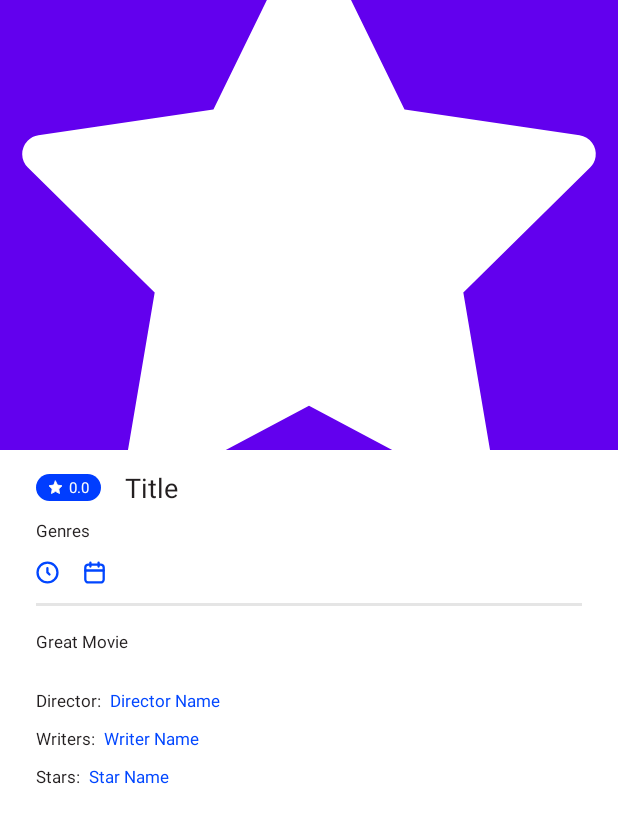
After one commit to berkakbas/movie-lister, an Android app: the layout activity_movie_details.xml on its own in the app's theme, with its tools: preview values and no code run, on a phone screen of 412 x 824 dp. The commit adds this screen. Shown: the top 823 px of the screen. Run offline under Robolectric (Android 15) with nearby library versions, the phone set to English and light mode, and no system bars.

Commit message:
movie details screen implemented

```diff
--- a/app/src/main/AndroidManifest.xml
+++ b/app/src/main/AndroidManifest.xml
@@ -18,6 +18,9 @@
         android:usesCleartextTraffic="true"
         tools:targetApi="31">
         <activity
+            android:name=".MovieDetailsActivity"
+            android:exported="false" />
+        <activity
             android:name=".main.MainActivity"
             android:exported="true">
             <intent-filter>
--- /dev/null
+++ b/app/src/main/java/com/example/movielister/movies/MovieDetailsActivity.kt
@@ -0,0 +1,17 @@
+package com.example.movielister.movies
+
+import androidx.appcompat.app.AppCompatActivity
+import android.os.Bundle
+import com.example.movielister.databinding.ActivityMainBinding
+import com.example.movielister.databinding.ActivityMovieDetailsBinding
+
+class MovieDetailsActivity : AppCompatActivity() {
+    private lateinit var binding: ActivityMovieDetailsBinding
+
+    override fun onCreate(savedInstanceState: Bundle?) {
+        super.onCreate(savedInstanceState)
+
+        binding = ActivityMovieDetailsBinding.inflate(layoutInflater)
+        setContentView(binding.root)
+    }
+}
--- /dev/null
+++ b/app/src/main/res/drawable/ic_clock_blue.xml
@@ -0,0 +1,22 @@
+<vector xmlns:android="http://schemas.android.com/apk/res/android"
+    android:width="15dp"
+    android:height="15dp"
+    android:viewportWidth="15"
+    android:viewportHeight="15">
+    <path
+        android:pathData="M7.5,7.5m-6.5,0a6.5,6.5 0,1 1,13 0a6.5,6.5 0,1 1,-13 0"
+        android:strokeLineJoin="round"
+        android:strokeWidth="1.5"
+        android:fillColor="#FFF"
+        android:fillType="evenOdd"
+        android:strokeColor="#0146FF"
+        android:strokeLineCap="round"/>
+    <path
+        android:pathData="M7.434,4.677L7.434,7.434 8.813,8.813"
+        android:strokeLineJoin="round"
+        android:strokeWidth="1.5"
+        android:fillColor="#FFF"
+        android:fillType="evenOdd"
+        android:strokeColor="#0146FF"
+        android:strokeLineCap="round"/>
+</vector>
--- /dev/null
+++ b/app/src/main/res/layout/activity_movie_details.xml
@@ -0,0 +1,224 @@
+<?xml version="1.0" encoding="utf-8"?>
+<androidx.coordinatorlayout.widget.CoordinatorLayout xmlns:android="http://schemas.android.com/apk/res/android"
+    xmlns:app="http://schemas.android.com/apk/res-auto"
+    xmlns:tools="http://schemas.android.com/tools"
+    android:layout_width="match_parent"
+    android:layout_height="match_parent"
+    android:fitsSystemWindows="true"
+    tools:context=".movies.MovieDetailsActivity">
+
+    <com.google.android.material.appbar.AppBarLayout
+        android:layout_width="match_parent"
+        android:layout_height="wrap_content"
+        android:fitsSystemWindows="true"
+        android:theme="@style/ThemeOverlay.AppCompat.Dark.ActionBar">
+
+        <com.google.android.material.appbar.CollapsingToolbarLayout
+            android:layout_width="match_parent"
+            android:layout_height="300dp"
+            app:contentScrim="@color/colorPrimary"
+            app:layout_scrollFlags="scroll|enterAlways|enterAlwaysCollapsed|snap"
+            app:toolbarId="@id/toolbar">
+
+            <androidx.appcompat.widget.AppCompatImageView
+                android:layout_width="match_parent"
+                android:layout_height="match_parent"
+                android:fitsSystemWindows="true"
+                android:scaleType="centerCrop"
+                android:src="@drawable/ic_star_white"
+                app:layout_collapseMode="parallax" />
+
+            <androidx.appcompat.widget.Toolbar
+                android:id="@+id/toolbar"
+                android:layout_width="match_parent"
+                android:layout_height="?attr/actionBarSize"
+                app:layout_collapseMode="pin"
+                app:popupTheme="@style/ThemeOverlay.AppCompat.Light" />
+
+        </com.google.android.material.appbar.CollapsingToolbarLayout>
+
+    </com.google.android.material.appbar.AppBarLayout>
+
+    <androidx.core.widget.NestedScrollView
+        android:layout_width="match_parent"
+        android:layout_height="match_parent"
+        app:layout_behavior="@string/appbar_scrolling_view_behavior">
+
+        <androidx.constraintlayout.widget.ConstraintLayout
+            android:layout_width="match_parent"
+            android:layout_height="wrap_content">
+
+            <androidx.appcompat.widget.AppCompatTextView
+                android:id="@+id/ratingText"
+                style="@style/SeriesRatingTextView"
+                android:layout_width="wrap_content"
+                android:layout_height="wrap_content"
+                android:layout_marginStart="24dp"
+                android:layout_marginTop="16dp"
+                android:text="0.0"
+                app:layout_constraintStart_toStartOf="parent"
+                app:layout_constraintTop_toTopOf="parent">
+
+            </androidx.appcompat.widget.AppCompatTextView>
+
+            <androidx.appcompat.widget.AppCompatTextView
+                android:id="@+id/movieTitle"
+                android:layout_width="wrap_content"
+                android:layout_height="wrap_content"
+                android:layout_marginStart="16dp"
+                android:text="Title"
+                android:textColor="@color/black"
+                android:textSize="18sp"
+                app:layout_constraintBottom_toBottomOf="@+id/ratingText"
+                app:layout_constraintStart_toEndOf="@+id/ratingText"
+                app:layout_constraintTop_toTopOf="@+id/ratingText" />
+
+            <androidx.appcompat.widget.AppCompatTextView
+                android:id="@+id/genreText"
+                android:layout_width="wrap_content"
+                android:layout_height="wrap_content"
+                android:layout_marginTop="12dp"
+                android:text="Genres"
+                android:textColor="@color/black"
+                android:textSize="11sp"
+                app:layout_constraintStart_toStartOf="@+id/ratingText"
+                app:layout_constraintTop_toBottomOf="@+id/ratingText">
+
+            </androidx.appcompat.widget.AppCompatTextView>
+
+            <androidx.appcompat.widget.AppCompatTextView
+                android:id="@+id/durationText"
+                style="@style/DurationTextView"
+                android:layout_width="wrap_content"
+                android:layout_height="wrap_content"
+                android:layout_marginTop="12dp"
+                app:layout_constraintStart_toStartOf="@+id/genreText"
+                app:layout_constraintTop_toBottomOf="@+id/genreText">
+
+            </androidx.appcompat.widget.AppCompatTextView>
+
+            <androidx.appcompat.widget.AppCompatTextView
+                android:id="@+id/dateText"
+                style="@style/ReleaseDateTextView"
+                android:layout_width="wrap_content"
+                android:layout_height="wrap_content"
+                android:layout_marginStart="12dp"
+                android:layout_marginTop="12dp"
+                app:layout_constraintStart_toEndOf="@+id/durationText"
+                app:layout_constraintTop_toBottomOf="@+id/genreText">
+
+            </androidx.appcompat.widget.AppCompatTextView>
+
+            <View
+                android:id="@+id/line"
+                android:layout_width="match_parent"
+                android:layout_marginStart="24dp"
+                android:layout_marginEnd="24dp"
+                android:layout_height="2dp"
+                android:layout_marginTop="12dp"
+                android:background="@color/soft_grey"
+                app:layout_constraintEnd_toEndOf="parent"
+                app:layout_constraintStart_toStartOf="parent"
+                app:layout_constraintTop_toBottomOf="@+id/durationText">
+
+            </View>
+
+            <androidx.appcompat.widget.AppCompatTextView
+                android:id="@+id/descriptionText"
+                android:layout_width="wrap_content"
+                android:layout_height="wrap_content"
+                android:text="Great Movie"
+                android:textSize="11sp"
+                android:textColor="@color/black"
+                android:layout_marginTop="16dp"
+                app:layout_constraintStart_toStartOf="@+id/durationText"
+                app:layout_constraintTop_toBottomOf="@+id/line">
+
+            </androidx.appcompat.widget.AppCompatTextView>
+
+            <androidx.appcompat.widget.AppCompatTextView
+                android:id="@+id/directorTitle"
+                android:text="@string/director"
+                android:textSize="11sp"
+                android:layout_marginTop="24dp"
+                android:textColor="@color/black"
+                android:layout_width="wrap_content"
+                android:layout_height="wrap_content"
+                app:layout_constraintStart_toStartOf="@+id/descriptionText"
+                app:layout_constraintTop_toBottomOf="@+id/descriptionText">
+
+            </androidx.appcompat.widget.AppCompatTextView>
+
+            <androidx.appcompat.widget.AppCompatTextView
+                android:id="@+id/directorText"
+                android:layout_width="wrap_content"
+                android:layout_height="wrap_content"
+                android:layout_marginStart="6dp"
+                android:layout_marginTop="24dp"
+                android:text="Director Name"
+                android:textColor="@color/electric_blue"
+                android:textSize="11sp"
+                app:layout_constraintStart_toEndOf="@+id/directorTitle"
+                app:layout_constraintTop_toBottomOf="@+id/descriptionText">
+
+            </androidx.appcompat.widget.AppCompatTextView>
+
+            <androidx.appcompat.widget.AppCompatTextView
+                android:id="@+id/writersTitle"
+                android:text="@string/writers"
+                android:textSize="11sp"
+                android:layout_marginTop="10dp"
+                android:textColor="@color/black"
+                android:layout_width="wrap_content"
+                android:layout_height="wrap_content"
+                app:layout_constraintStart_toStartOf="@+id/descriptionText"
+                app:layout_constraintTop_toBottomOf="@+id/directorTitle">
+
+            </androidx.appcompat.widget.AppCompatTextView>
+
+            <androidx.appcompat.widget.AppCompatTextView
+                android:id="@+id/writersText"
+                android:layout_width="wrap_content"
+                android:layout_height="wrap_content"
+                android:layout_marginStart="6dp"
+                android:text="Writer Name"
+                android:textColor="@color/electric_blue"
+                android:textSize="11sp"
+                app:layout_constraintBottom_toBottomOf="@+id/writersTitle"
+                app:layout_constraintStart_toEndOf="@+id/writersTitle"
+                app:layout_constraintTop_toTopOf="@+id/writersTitle">
+
+            </androidx.appcompat.widget.AppCompatTextView>
+
+            <androidx.appcompat.widget.AppCompatTextView
+                android:id="@+id/starsTitle"
+                android:text="@string/stars"
+                android:textSize="11sp"
+                android:layout_marginTop="10dp"
+                android:textColor="@color/black"
+                android:layout_width="wrap_content"
+                android:layout_height="wrap_content"
+                app:layout_constraintStart_toStartOf="@+id/descriptionText"
+                app:layout_constraintTop_toBottomOf="@+id/writersTitle">
+
+            </androidx.appcompat.widget.AppCompatTextView>
+
+            <androidx.appcompat.widget.AppCompatTextView
+                android:id="@+id/starsText"
+                android:layout_width="wrap_content"
+                android:layout_height="wrap_content"
+                android:layout_marginStart="6dp"
+                android:text="Star Name"
+                android:textColor="@color/electric_blue"
+                android:textSize="11sp"
+                app:layout_constraintBottom_toBottomOf="@+id/starsTitle"
+                app:layout_constraintStart_toEndOf="@+id/starsTitle"
+                app:layout_constraintTop_toTopOf="@+id/starsTitle">
+
+            </androidx.appcompat.widget.AppCompatTextView>
+
+        </androidx.constraintlayout.widget.ConstraintLayout>
+
+    </androidx.core.widget.NestedScrollView>
+
+</androidx.coordinatorlayout.widget.CoordinatorLayout>
--- a/app/src/main/res/values/strings.xml
+++ b/app/src/main/res/values/strings.xml
@@ -11,6 +11,9 @@
     <string name="password">Password</string>
     <string name="forgot_password">Forgot Password?</string>
     <string name="dont_have_an_account">Don\'t have an account? Register Now</string>
+    <string name="director">Director\:</string>
+    <string name="writers">Writers\:</string>
+    <string name="stars">Stars\:</string>
 
     <string name="hello_blank_fragment">Hello blank fragment</string>
     <string name="home_fragment">Home Fragment</string>
--- a/app/src/main/res/values/styles.xml
+++ b/app/src/main/res/values/styles.xml
@@ -2,6 +2,13 @@
 <resources>
     <style name="ReleaseDateTextView">
         <item name="android:drawableStart">@drawable/ic_calendar_blue</item>
+        <item name="android:drawablePadding">4dp</item>
+        <item name="android:textColor">@color/text_color_60</item>
+        <item name="android:textSize">12sp</item>
+    </style>
+
+    <style name="DurationTextView">
+        <item name="android:drawableStart">@drawable/ic_clock_blue</item>
         <item name="android:drawablePadding">4dp</item>
         <item name="android:textColor">@color/text_color_60</item>
         <item name="android:textSize">12sp</item>
```
Also changed, not shown: app/src/main/res/layout/movie_row_layout.xml (+6 -2 lines).
